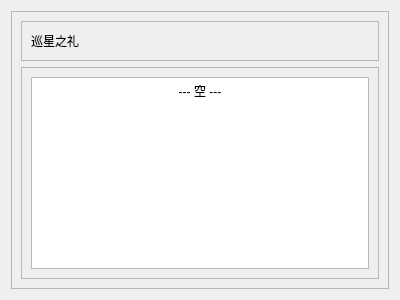
The window that res/ui/set_05.ui (Shasnow/StarRailAssistant) describes before a commit, drawn with Qt 5.
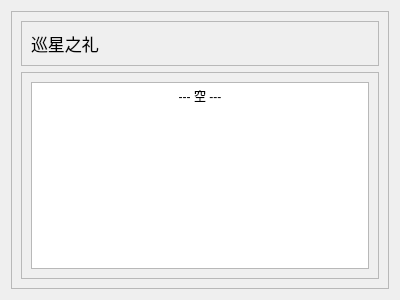
The same window after the commit.

Commit message: change font size

```diff
--- a/res/ui/set_05.ui
+++ b/res/ui/set_05.ui
@@ -10,6 +10,11 @@
     <height>300</height>
    </rect>
   </property>
+  <property name="font">
+   <font>
+    <pointsize>13</pointsize>
+   </font>
+  </property>
   <property name="windowTitle">
    <string>Form</string>
   </property>
@@ -73,8 +78,8 @@
 hr { height: 1px; border-width: 0; }
 li.unchecked::marker { content: &quot;\2610&quot;; }
 li.checked::marker { content: &quot;\2612&quot;; }
-&lt;/style&gt;&lt;/head&gt;&lt;body style=&quot; font-family:'Microsoft YaHei UI'; font-size:9pt; font-weight:400; font-style:normal;&quot;&gt;
-&lt;p align=&quot;center&quot; style=&quot; margin-top:0px; margin-bottom:0px; margin-left:0px; margin-right:0px; -qt-block-indent:0; text-indent:0px;&quot;&gt;--- 空 ---&lt;/p&gt;&lt;/body&gt;&lt;/html&gt;</string>
+&lt;/style&gt;&lt;/head&gt;&lt;body style=&quot; font-family:'Microsoft YaHei UI'; font-size:13pt; font-weight:400; font-style:normal;&quot;&gt;
+&lt;p align=&quot;center&quot; style=&quot; margin-top:0px; margin-bottom:0px; margin-left:0px; margin-right:0px; -qt-block-indent:0; text-indent:0px;&quot;&gt;&lt;span style=&quot; font-size:9pt;&quot;&gt;--- 空 ---&lt;/span&gt;&lt;/p&gt;&lt;/body&gt;&lt;/html&gt;</string>
            </property>
           </widget>
          </item>
```
The commit also changes 10 other files.
